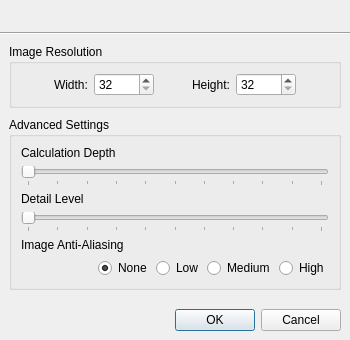
Old version of the form src/generateimagedialog.ui in the repository mimecorg/fraqtive.
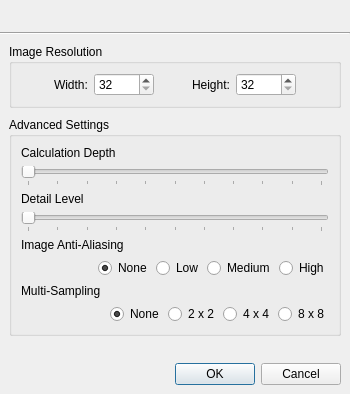
New version of the form. Custom widgets are drawn as their Qt base class.

Commit message: added multi-sampling option when generating images and series of images

Patch:
```diff
--- a/src/generateimagedialog.ui
+++ b/src/generateimagedialog.ui
@@ -7,7 +7,7 @@
     <x>0</x>
     <y>0</y>
     <width>350</width>
-    <height>340</height>
+    <height>394</height>
    </rect>
   </property>
   <property name="windowTitle">
@@ -283,6 +283,85 @@
            </item>
           </layout>
          </item>
+         <item>
+          <widget class="QLabel" name="labelMultiSampling">
+           <property name="text">
+            <string>Multi-Sampling</string>
+           </property>
+          </widget>
+         </item>
+         <item>
+          <layout class="QHBoxLayout" name="horizontalLayout_2">
+           <item>
+            <spacer name="horizontalSpacer">
+             <property name="orientation">
+              <enum>Qt::Horizontal</enum>
+             </property>
+             <property name="sizeHint" stdset="0">
+              <size>
+               <width>40</width>
+               <height>20</height>
+              </size>
+             </property>
+            </spacer>
+           </item>
+           <item>
+            <widget class="QFrame" name="frameMultiSampling">
+             <property name="frameShape">
+              <enum>QFrame::NoFrame</enum>
+             </property>
+             <layout class="QHBoxLayout" name="horizontalLayout_3">
+              <property name="spacing">
+               <number>4</number>
+              </property>
+              <property name="leftMargin">
+               <number>0</number>
+              </property>
+              <property name="topMargin">
+               <number>0</number>
+              </property>
+              <property name="rightMargin">
+               <number>0</number>
+              </property>
+              <property name="bottomMargin">
+               <number>0</number>
+              </property>
+              <item>
+               <widget class="QRadioButton" name="radioMSNone">
+                <property name="text">
+                 <string>None</string>
+                </property>
+                <property name="checked">
+                 <bool>true</bool>
+                </property>
+               </widget>
+              </item>
+              <item>
+               <widget class="QRadioButton" name="radioMS2x2">
+                <property name="text">
+                 <string>2 x 2</string>
+                </property>
+               </widget>
+              </item>
+              <item>
+               <widget class="QRadioButton" name="radioMS4x4">
+                <property name="text">
+                 <string>4 x 4</string>
+                </property>
+               </widget>
+              </item>
+              <item>
+               <widget class="QRadioButton" name="radioMS8x8">
+                <property name="text">
+                 <string>8 x 8</string>
+                </property>
+               </widget>
+              </item>
+             </layout>
+            </widget>
+           </item>
+          </layout>
+         </item>
         </layout>
        </widget>
       </item>
```
Left out of the diff: 22 changed lines with no effect on the pictures. The commit also changes 6 other files.
